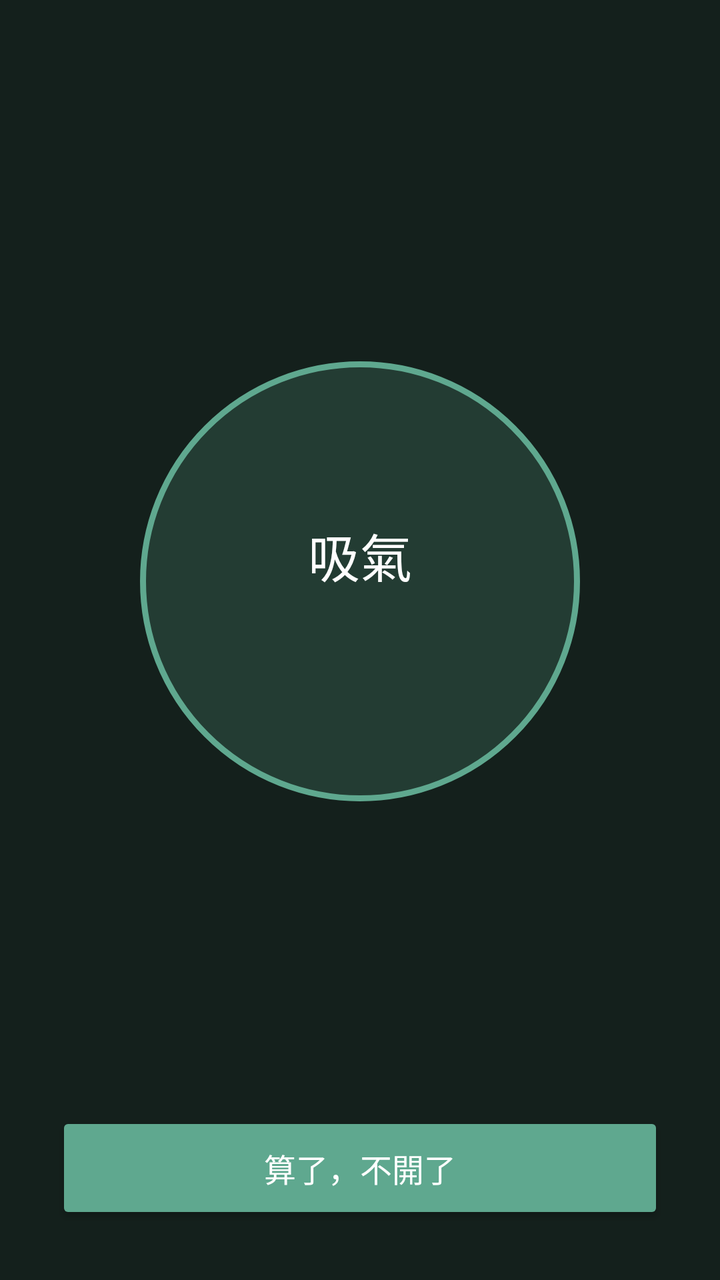
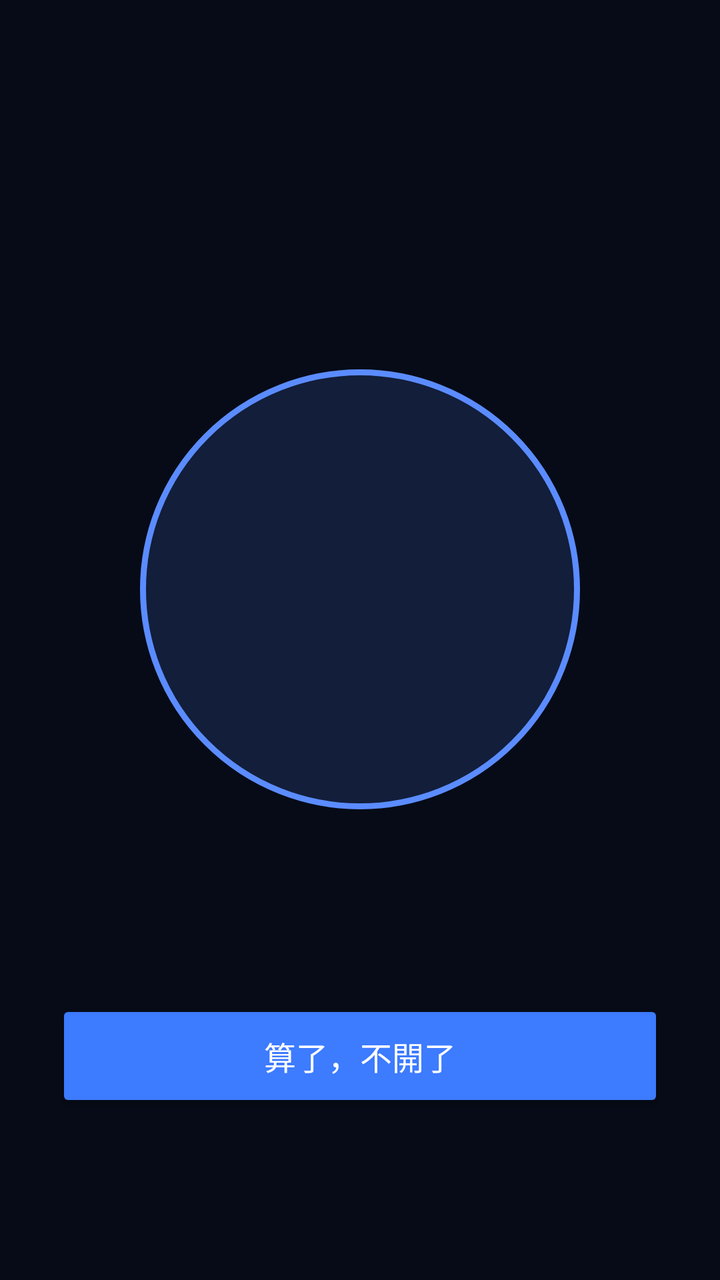

Before-and-after screenshots of an Android layout around one commit, followed by the original layout XML and the change that was made.
<!-- AndroidManifest.xml: activity theme PauseTheme -->
<!-- res/layout/activity_pause.xml -->
<?xml version="1.0" encoding="utf-8"?>
<LinearLayout xmlns:android="http://schemas.android.com/apk/res/android"
    android:layout_width="match_parent"
    android:layout_height="match_parent"
    android:gravity="center_horizontal"
    android:orientation="vertical"
    android:padding="28dp">

    <ImageView
        android:id="@+id/appIcon"
        android:layout_width="48dp"
        android:layout_height="48dp"
        android:layout_marginTop="32dp" />

    <TextView
        android:id="@+id/countText"
        android:layout_width="wrap_content"
        android:layout_height="wrap_content"
        android:layout_marginTop="12dp"
        android:gravity="center"
        android:textColor="#B8CFC6"
        android:textSize="15sp" />

    <FrameLayout
        android:layout_width="match_parent"
        android:layout_height="0dp"
        android:layout_weight="1">

        <View
            android:id="@+id/circle"
            android:layout_width="220dp"
            android:layout_height="220dp"
            android:layout_gravity="center"
            android:background="@drawable/breath_circle" />

        <LinearLayout
            android:layout_width="wrap_content"
            android:layout_height="wrap_content"
            android:layout_gravity="center"
            android:gravity="center"
            android:orientation="vertical">

            <TextView
                android:id="@+id/breathText"
                android:layout_width="wrap_content"
                android:layout_height="wrap_content"
                android:text="吸氣"
                android:textColor="#FFFFFF"
                android:textSize="26sp" />

            <TextView
                android:id="@+id/timerText"
                android:layout_width="wrap_content"
                android:layout_height="wrap_content"
                android:layout_marginTop="4dp"
                android:textColor="#8FB5A7"
                android:textSize="16sp" />
        </LinearLayout>
    </FrameLayout>

    <TextView
        android:id="@+id/promptText"
        android:layout_width="wrap_content"
        android:layout_height="wrap_content"
        android:layout_marginBottom="24dp"
        android:gravity="center"
        android:textColor="#FFFFFF"
        android:textSize="20sp" />

    <Button
        android:id="@+id/continueBtn"
        android:layout_width="match_parent"
        android:layout_height="56dp"
        android:backgroundTint="#2A3A34"
        android:textColor="#B8CFC6"
        android:textSize="16sp"
        android:visibility="invisible" />

    <Button
        android:id="@+id/cancelBtn"
        android:layout_width="match_parent"
        android:layout_height="56dp"
        android:layout_marginTop="8dp"
        android:backgroundTint="#5FA88F"
        android:text="算了，不開了"
        android:textColor="#FFFFFF"
        android:textSize="16sp" />
</LinearLayout>
<!-- resources referenced by this layout -->
<resources>
  <!-- drawable breath_circle (drawable) -->
  <?xml version="1.0" encoding="utf-8"?>
  <shape xmlns:android="http://schemas.android.com/apk/res/android" android:shape="oval">
      <solid android:color="#335FA88F" />
      <stroke android:width="3dp" android:color="#5FA88F" />
  </shape>
  <style name="PauseTheme" parent="@android:style/Theme.Material.NoActionBar">
          <item name="android:windowBackground">@color/pause_bg</item>
          <item name="android:statusBarColor">@color/pause_bg</item>
          <item name="android:navigationBarColor">@color/pause_bg</item>
          <item name="android:colorAccent">@color/breath</item>
      </style>
  <color name="pause_bg">#14201C</color>
  <color name="breath">#5FA88F</color>
</resources>

<!-- the commit's change to res/layout/activity_pause.xml (unified diff, before → after) -->
@@ -18,9 +18,10 @@
         android:layout_height="wrap_content"
         android:layout_marginTop="12dp"
         android:gravity="center"
-        android:textColor="#B8CFC6"
+        android:textColor="#8C9AB5"
         android:textSize="15sp" />
 
+    
     <FrameLayout
         android:layout_width="match_parent"
         android:layout_height="0dp"
@@ -32,30 +33,6 @@
             android:layout_height="220dp"
             android:layout_gravity="center"
             android:background="@drawable/breath_circle" />
-
-        <LinearLayout
-            android:layout_width="wrap_content"
-            android:layout_height="wrap_content"
-            android:layout_gravity="center"
-            android:gravity="center"
-            android:orientation="vertical">
-
-            <TextView
-                android:id="@+id/breathText"
-                android:layout_width="wrap_content"
-                android:layout_height="wrap_content"
-                android:text="吸氣"
-                android:textColor="#FFFFFF"
-                android:textSize="26sp" />
-
-            <TextView
-                android:id="@+id/timerText"
-                android:layout_width="wrap_content"
-                android:layout_height="wrap_content"
-                android:layout_marginTop="4dp"
-                android:textColor="#8FB5A7"
-                android:textSize="16sp" />
-        </LinearLayout>
     </FrameLayout>
 
     <TextView
@@ -64,25 +41,28 @@
         android:layout_height="wrap_content"
         android:layout_marginBottom="24dp"
         android:gravity="center"
-        android:textColor="#FFFFFF"
+        android:textColor="#E8EEF8"
         android:textSize="20sp" />
-
-    <Button
-        android:id="@+id/continueBtn"
-        android:layout_width="match_parent"
-        android:layout_height="56dp"
-        android:backgroundTint="#2A3A34"
-        android:textColor="#B8CFC6"
-        android:textSize="16sp"
-        android:visibility="invisible" />
 
     <Button
         android:id="@+id/cancelBtn"
         android:layout_width="match_parent"
         android:layout_height="56dp"
-        android:layout_marginTop="8dp"
-        android:backgroundTint="#5FA88F"
+        android:backgroundTint="#3D7BFF"
         android:text="算了，不開了"
         android:textColor="#FFFFFF"
         android:textSize="16sp" />
+
+    
+    <Button
+        android:id="@+id/continueBtn"
+        style="?android:attr/borderlessButtonStyle"
+        android:layout_width="match_parent"
+        android:layout_height="48dp"
+        android:layout_marginTop="8dp"
+        android:background="@android:color/transparent"
+        android:stateListAnimator="@null"
+        android:textColor="#6F7FA0"
+        android:textSize="14sp"
+        android:visibility="invisible" />
 </LinearLayout>
<!-- resource entries referenced after the edit -->
@@ -3,8 +3,8 @@
   <!-- drawable breath_circle (drawable) -->
   <?xml version="1.0" encoding="utf-8"?>
   <shape xmlns:android="http://schemas.android.com/apk/res/android" android:shape="oval">
-      <solid android:color="#335FA88F" />
-      <stroke android:width="3dp" android:color="#5FA88F" />
+      <solid android:color="#265B8CFF" />
+      <stroke android:width="3dp" android:color="#5B8CFF" />
   </shape>
   <style name="PauseTheme" parent="@android:style/Theme.Material.NoActionBar">
           <item name="android:windowBackground">@color/pause_bg</item>
@@ -12,7 +12,7 @@
           <item name="android:navigationBarColor">@color/pause_bg</item>
           <item name="android:colorAccent">@color/breath</item>
       </style>
-  <color name="pause_bg">#14201C</color>
-  <color name="breath">#5FA88F</color>
+  <color name="pause_bg">#060B17</color>
+  <color name="breath">#5B8CFF</color>
 </resources>
 
